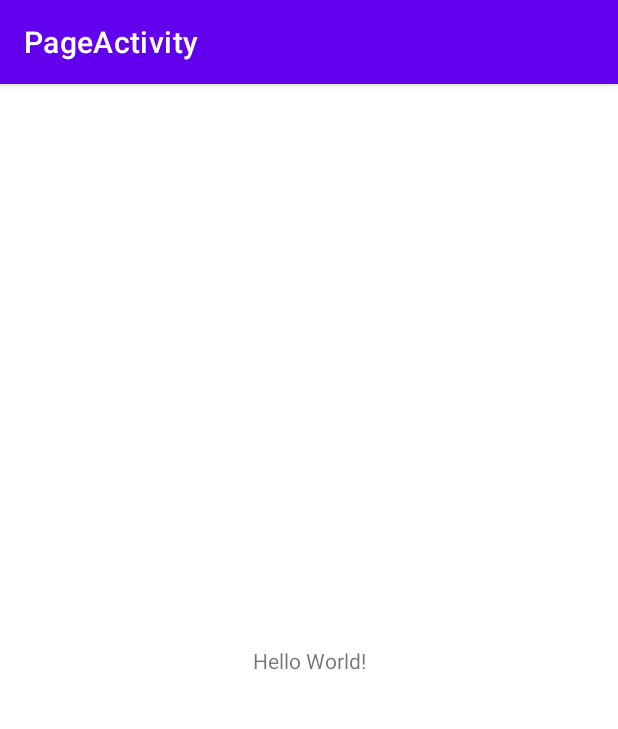
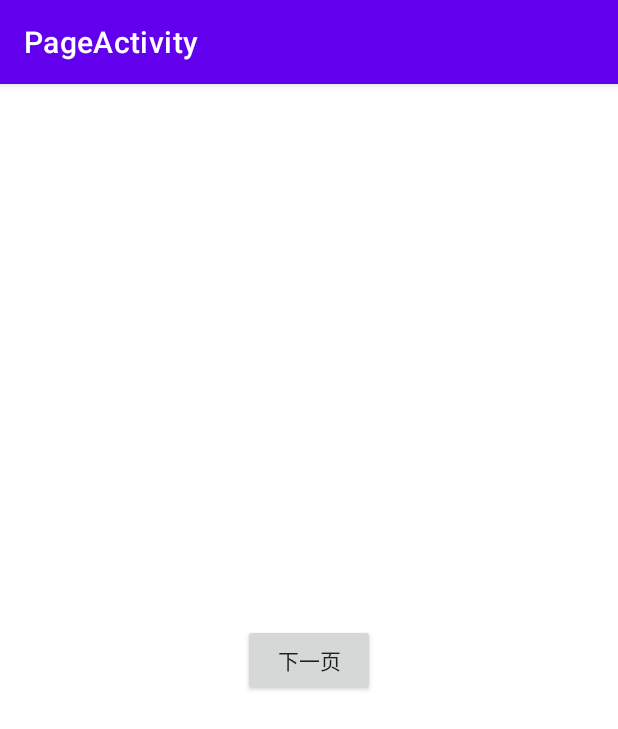
Before and after one commit to TJHello/PageActivity, an Android app: the screen it shows after launch (MainActivity), on a phone screen of 412 x 824 dp. Shown: the top 729 px of the screen. Run offline under Robolectric (Android 15) with nearby library versions, the phone set to English and light mode, and no system bars.

Commit message:
完美实现了第一版本

```diff
--- a/app/build.gradle
+++ b/app/build.gradle
@@ -40,4 +40,6 @@ dependencies {
     testImplementation 'junit:junit:4.13.2'
     androidTestImplementation 'androidx.test.ext:junit:1.1.3'
     androidTestImplementation 'androidx.test.espresso:espresso-core:3.4.0'
+
+    implementation project(":lib")
 }
--- /dev/null
+++ b/app/src/main/java/com/tjhello/demo/page/LauncherPageActivity.kt
@@ -0,0 +1,26 @@
+package com.tjhello.demo.page
+
+import android.content.Context
+import android.content.Intent
+import android.os.Bundle
+import android.widget.Button
+import com.tjhello.page.PageActivity
+
+class LauncherPageActivity(context: Context) : PageActivity(context) {
+
+    private var num = 0
+
+    override fun onCreate(savedInstanceState: Bundle?) {
+        super.onCreate(savedInstanceState)
+        setContentView(R.layout.layoutcher_page_activity_layout)
+
+        this.findViewById<Button>(R.id.btNext).setOnClickListener {
+            val intent = Intent(context,Test1PageActivity::class.java)
+            intent.putExtra("title","标题${++num}")
+            startActivity(intent)
+        }
+
+
+    }
+
+}
--- a/app/src/main/java/com/tjhello/demo/page/MainActivity.kt
+++ b/app/src/main/java/com/tjhello/demo/page/MainActivity.kt
@@ -1,11 +1,11 @@
 package com.tjhello.demo.page
 
-import androidx.appcompat.app.AppCompatActivity
-import android.os.Bundle
+import android.content.Intent
+import com.tjhello.page.PageController
+import com.tjhello.page.PageDocker
 
-class MainActivity : AppCompatActivity() {
-    override fun onCreate(savedInstanceState: Bundle?) {
-        super.onCreate(savedInstanceState)
-        setContentView(R.layout.activity_main)
+class MainActivity : PageDocker() {
+    override fun onCreate() {
+        PageController.startPageActivity(this,Intent(this,LauncherPageActivity::class.java))
     }
 }
--- /dev/null
+++ b/app/src/main/res/layout/layoutcher_page_activity_layout.xml
@@ -0,0 +1,16 @@
+<?xml version="1.0" encoding="utf-8"?>
+<androidx.constraintlayout.widget.ConstraintLayout xmlns:android="http://schemas.android.com/apk/res/android"
+    android:layout_width="match_parent"
+    android:layout_height="match_parent"
+    xmlns:app="http://schemas.android.com/apk/res-auto">
+    <androidx.appcompat.widget.AppCompatButton
+        android:id="@+id/btNext"
+        android:layout_width="wrap_content"
+        android:layout_height="wrap_content"
+        android:text="下一页"
+        app:layout_constraintLeft_toLeftOf="parent"
+        app:layout_constraintRight_toRightOf="parent"
+        app:layout_constraintTop_toTopOf="parent"
+        app:layout_constraintBottom_toBottomOf="parent"
+        />
+</androidx.constraintlayout.widget.ConstraintLayout>
--- /dev/null
+++ b/lib/src/main/java/com/tjhello/page/IPageActivityFunction.kt
@@ -0,0 +1,25 @@
+package com.tjhello.page
+
+import android.content.Intent
+
+
+interface IPageActivityFunction {
+
+    //长按Home键或者点击Home键的时候触发
+    fun onUserLeaveHint()
+
+    //内存状态回调
+    fun onTrimMemory(level:Int)
+
+    //二次启动Activity的时候
+    fun onNewIntent(intent: Intent)
+
+    fun onRequestPermissionsResult(
+        requestCode:Int,
+        permissions:Array<out String>,
+        grantResults:IntArray
+    )
+
+    fun onBackPressed()
+
+}
--- /dev/null
+++ b/lib/src/main/java/com/tjhello/page/IPageActivityLifecycle.kt
@@ -0,0 +1,24 @@
+package com.tjhello.page
+
+import android.os.Bundle
+
+interface IPageActivityLifecycle {
+
+    fun onCreate(savedInstanceState:Bundle?)
+
+    fun onResume()
+
+    fun onPause()
+
+    fun onDestroy()
+
+    fun onStart()
+
+    fun onStop()
+
+    fun onPostCreate()
+
+    fun onPostResume()
+
+
+}
--- /dev/null
+++ b/lib/src/main/java/com/tjhello/page/IPageActivityMethod.kt
@@ -0,0 +1,21 @@
+package com.tjhello.page
+
+import android.content.Intent
+import android.view.View
+import androidx.annotation.LayoutRes
+
+interface IPageActivityMethod {
+
+    fun setIntent(intent: Intent)
+
+    fun getIntent():Intent
+
+    fun startActivity(intent: Intent)
+
+    fun finish()
+
+    fun setContentView(@LayoutRes layoutId:Int)
+
+    fun setContentView(view:View)
+
+}
--- a/lib/src/main/java/com/tjhello/page/PageActivity.kt
+++ b/lib/src/main/java/com/tjhello/page/PageActivity.kt
@@ -1,7 +1,102 @@
 package com.tjhello.page
 
-class PageActivity {
+import android.content.Context
+import android.content.Intent
+import android.graphics.Color
+import android.graphics.Rect
+import android.os.Bundle
+import android.view.LayoutInflater
+import android.view.MotionEvent
+import android.view.View
 
+import android.widget.FrameLayout
 
+open class PageActivity(context: Context) : FrameLayout(context),IPageActivityLifecycle,IPageActivityMethod,IPageActivityFunction {
+
+    private val mPageDocker = context as PageDocker
+    private var mIntent = Intent()
+
+    init {
+        this.setBackgroundColor(Color.WHITE)
+    }
+
+    override fun onUserLeaveHint() {
+
+    }
+
+    override fun onTrimMemory(level: Int) {
+    }
+
+    override fun onNewIntent(intent: Intent) {
+    }
+
+    override fun onRequestPermissionsResult(
+        requestCode: Int,
+        permissions: Array<out String>,
+        grantResults: IntArray
+    ) {
+    }
+
+    override fun onBackPressed() {
+        finish()
+    }
+
+    override fun onCreate(savedInstanceState: Bundle?) {
+    }
+
+    override fun onResume() {
+    }
+
+    override fun onPause() {
+    }
+
+    override fun onDestroy() {
+    }
+
+    override fun onStart() {
+    }
+
+    override fun onStop() {
+    }
+
+    override fun onPostCreate() {
+    }
+
+    override fun onPostResume() {
+    }
+
+    override fun setIntent(intent: Intent) {
+        mIntent = intent
+    }
+
+    override fun getIntent(): Intent {
+        return mIntent
+    }
+
+    override fun startActivity(intent: Intent) {
+        PageController.startPageActivity(mPageDocker,intent)
+    }
+
+    override fun finish() {
+        PageController.finishPageActivity(mPageDocker,this)
+    }
+
+    override fun setContentView(layoutId: Int) {
+        setContentView(LayoutInflater.from(context).inflate(layoutId,null))
+    }
+
+    override fun setContentView(view: View) {
+        this.removeAllViews()
+        this.addView(view)
+    }
+
+    override fun onFocusChanged(gainFocus: Boolean, direction: Int, previouslyFocusedRect: Rect?) {
+        super.onFocusChanged(gainFocus, direction, previouslyFocusedRect)
+        onWindowFocusChanged(gainFocus)
+    }
+
+    override fun onTouchEvent(event: MotionEvent?): Boolean {
+        return true
+    }
 
 }
--- /dev/null
+++ b/lib/src/main/java/com/tjhello/page/PageController.kt
@@ -0,0 +1,53 @@
+package com.tjhello.page
+
+import android.annotation.SuppressLint
+import android.app.Activity
+import android.content.Context
+import android.content.Intent
+import androidx.lifecycle.Lifecycle
+import androidx.lifecycle.LifecycleEventObserver
+import androidx.lifecycle.LifecycleOwner
+import java.util.*
+import kotlin.collections.ArrayList
+
+object PageController {
+
+    private val mPageDockerList = ArrayList<PageDocker>()
+
+
+    fun newDocker(context:Context, clazz: Class<out PageDocker>){
+        val intent = Intent(context,clazz)
+        context.startActivity(intent)
+    }
+
+    fun startPageActivity(pageDocker: PageDocker,intent: Intent){
+        val component = intent.component
+        if(component!=null){
+            val className = component.className
+            val clazz = Class.forName(className)
+            if(PageActivity::class.java.isAssignableFrom(clazz)){
+                val constructor = clazz.getConstructor(Context::class.java)
+                val pageActivity = constructor.newInstance(pageDocker) as PageActivity
+                pageDocker.startPageActivity(pageActivity,intent)
+            }
+        }
+    }
+
+    fun finishPageActivity(pageDocker: PageDocker,pageActivity: PageActivity){
+        pageDocker.finishPageActivity(pageActivity)
+    }
+
+    internal fun bindDocker(pageDocker: PageDocker){
+        if(!mPageDockerList.contains(pageDocker)){
+            mPageDockerList.add(pageDocker)
+        }
+    }
+
+    internal  fun unBindDocker(pageDocker: PageDocker){
+        mPageDockerList.remove(pageDocker)
+    }
+
+
+
+
+}
--- /dev/null
+++ b/lib/src/main/java/com/tjhello/page/PageDocker.kt
@@ -0,0 +1,66 @@
+package com.tjhello.page
+
+import android.content.Intent
+import android.os.Bundle
+import android.view.ViewGroup
+import android.widget.FrameLayout
+import androidx.appcompat.app.AppCompatActivity
+
+abstract class PageDocker : AppCompatActivity() {
+
+    /**
+     * 一切之始
+     */
+    abstract fun onCreate()
+
+    private lateinit var mDockerLayout : FrameLayout
+
+    override fun onCreate(savedInstanceState: Bundle?) {
+        super.onCreate(savedInstanceState)
+        PageController.bindDocker(this)
+        injectRootLayout()
+        onCreate()
+
+    }
+
+    override fun onDestroy() {
+        super.onDestroy()
+        PageController.unBindDocker(this)
+    }
+
+    override fun onBackPressed() {
+        if(mDockerLayout.childCount>0){
+            val pageActivity = mDockerLayout.getChildAt(mDockerLayout.childCount-1) as PageActivity
+            pageActivity.onBackPressed()
+        }else{
+            super.onBackPressed()
+        }
+    }
+
+    private fun injectRootLayout(){
+        mDockerLayout = FrameLayout(this)
+        this.window.addContentView(mDockerLayout,
+            ViewGroup.LayoutParams(ViewGroup.LayoutParams.MATCH_PARENT,ViewGroup.LayoutParams.MATCH_PARENT))
+    }
+
+
+    fun startPageActivity(pageActivity: PageActivity,intent: Intent){
+        pageActivity.setIntent(intent)
+        pageActivity.onCreate(null)
+        pageActivity.onPostCreate()
+        pageActivity.onStart()
+        pageActivity.onResume()
+        pageActivity.onPostResume()
+        mDockerLayout.addView(pageActivity)
+    }
+
+    fun finishPageActivity(pageActivity: PageActivity){
+        pageActivity.onPause()
+        mDockerLayout.removeView(pageActivity)
+        pageActivity.onStop()
+        pageActivity.onDestroy()
+    }
+
+
+
+}
```
Also changed, not shown: app/src/main/java/com/tjhello/demo/page/Test1PageActivity.kt (added, +23 -0 lines), app/src/main/res/layout/test_page_activity_layout.xml (added, +24 -0 lines).
